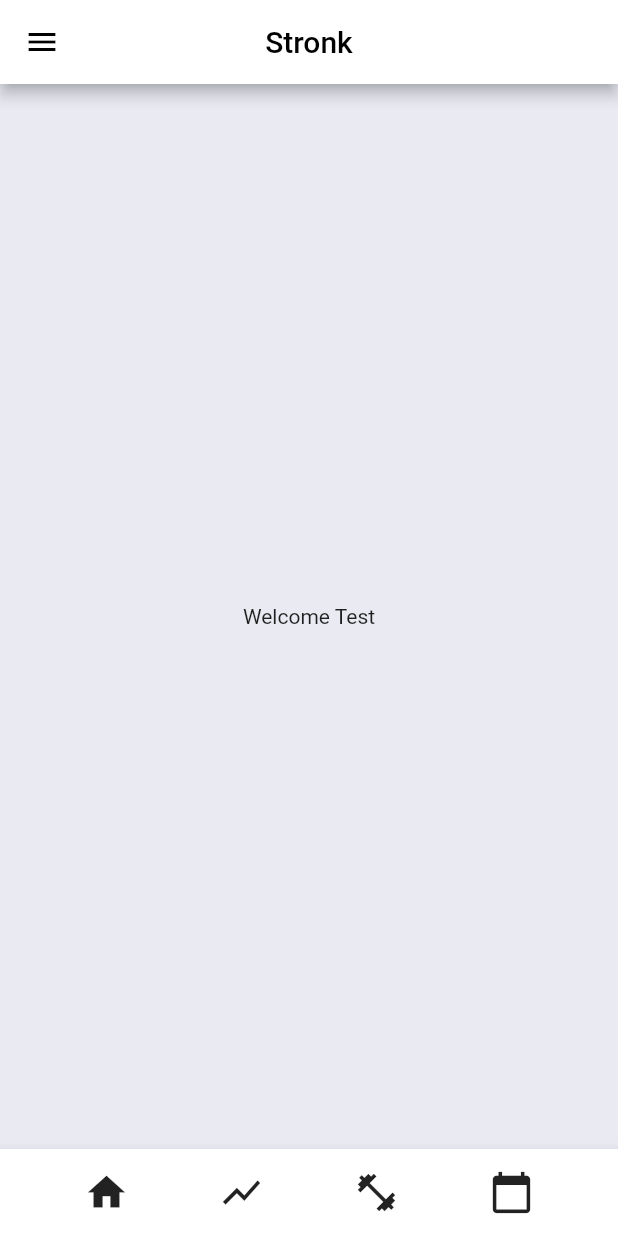
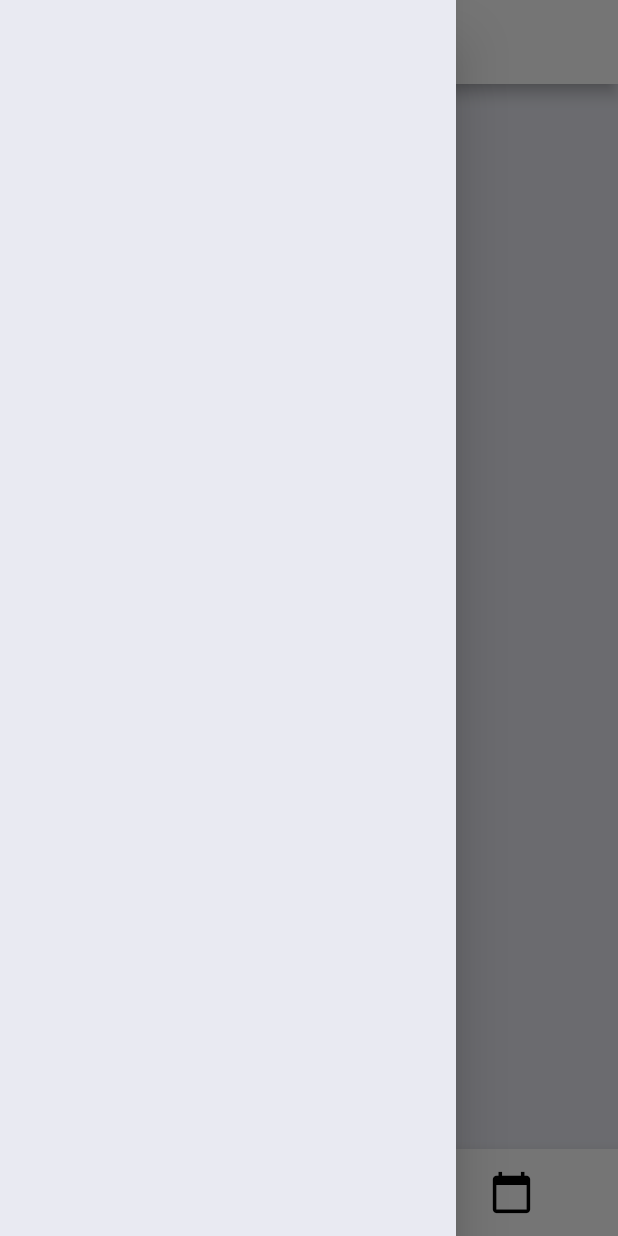
Before and after one commit to brixBoi/data_driven_fitness_app, a Flutter app: the screen it shows after launch, with the side drawer open (before the commit the screen has no drawer), on a phone screen of 412 x 824 dp. Run offline on Flutter 3.47's test engine with Material 2 defaults, Android fonts, the phone set to English and light mode, and no system bars; missing offline and left inert: flutter_auth_buttons; accounts and stored records are empty.

Commit message:
+ Redesigned app structure     + Now using tab navigation for dashboard instead of global nav     + Added blue highlight for selected buttons     - New navigation removes irritating animations

```diff
--- a/lib/custom_widgets/bottom_navbar.dart
+++ /dev/null
@@ -1,53 +0,0 @@
-import 'package:data_driven_fitness_app/screens/history_screen.dart';
-import 'package:data_driven_fitness_app/screens/homescreen.dart';
-import 'package:data_driven_fitness_app/screens/stats_screen.dart';
-import 'package:data_driven_fitness_app/screens/workout_screen.dart';
-import 'package:flutter/material.dart';
-
-class NavBarButton extends StatelessWidget {
-
-  NavBarButton(this._icondata, this._route);
-
-  IconData _icondata;
-  double _size = 30;
-  String _route;
-
-  @override
-  Widget build(BuildContext context) {
-    return IconButton(
-      icon: Icon(
-        _icondata,
-        size: _size,
-      ),
-      onPressed: () {
-        Navigator.pushNamed(context, _route);
-      },
-    );
-  }
-}
-
-
-class BottomNavBar extends StatelessWidget {
-  const BottomNavBar({
-    Key key,
-  }) : super(key: key);
-
-  @override
-  Widget build(BuildContext context) {
-    return BottomAppBar(
-      child: Container(
-        padding: EdgeInsets.all(5),
-        child: Row(
-          mainAxisAlignment: MainAxisAlignment.spaceEvenly,
-          children: <Widget>[
-            NavBarButton(Icons.home, HomeScreen.routeName),
-            NavBarButton(Icons.show_chart, StatsScreen.routeName),
-            NavBarButton(Icons.fitness_center, WorkoutScreen.routeName),
-            NavBarButton(Icons.calendar_today, HistoryScreen.routeName),
-
-          ],
-        ),
-      ),
-    );
-  }
-}
--- a/lib/logic/model/application_variables/user_data.dart
+++ b/lib/logic/model/application_variables/user_data.dart
@@ -4,7 +4,7 @@ import 'package:flutter/cupertino.dart';
 class UserData extends ChangeNotifier {
   //TODO: Initialize user data from database properties
   UserData() {
-    loggedInUser = User.blank(1, "testuser@email.com", "Test", "User", 188, 87);
+    loggedInUser = User.blank(1, "testuser@email.com", "Zach", "User", 188, 87);
     userLoggedIn = true;
   }
 
--- a/lib/main.dart
+++ b/lib/main.dart
@@ -1,32 +1,36 @@
 import 'package:data_driven_fitness_app/constants.dart';
 import 'package:data_driven_fitness_app/logic/model/application_variables/ApplicationManager.dart';
+import 'package:data_driven_fitness_app/logic/model/application_variables/application_data.dart';
 import 'package:data_driven_fitness_app/logic/model/application_variables/user_data.dart';
-import 'package:data_driven_fitness_app/screens/history_screen.dart';
+import 'package:data_driven_fitness_app/screens/dashboard/dashboard.dart';
 import 'package:data_driven_fitness_app/screens/login_signup_screen.dart';
-import 'package:data_driven_fitness_app/screens/stats_screen.dart';
-import 'package:data_driven_fitness_app/screens/workout_screen.dart';
+import 'package:flutter/cupertino.dart';
 import 'package:flutter/material.dart';
 import 'package:provider/provider.dart';
-
-import 'screens/homescreen.dart';
 
 void main() => runApp(MyApp());
 
 UserData userData = UserData();
-ApplicationManager appManager = ApplicationManager(userData);
+ApplicationData applicationData = ApplicationData();
+ApplicationManager appManager = ApplicationManager(userData, applicationData);
 
-class MyApp extends StatelessWidget {
+class MyApp extends StatefulWidget {
+  @override
+  _MyAppState createState() => _MyAppState();
+}
+
+class _MyAppState extends State<MyApp> {
   @override
   Widget build(BuildContext context) {
-    return ChangeNotifierProvider(
-      builder: (context) => userData,
+    return MultiProvider(
+      providers: [
+        ChangeNotifierProvider(create: (context) => userData),
+        ChangeNotifierProvider(create: (context) => appManager),
+      ],
       child: MaterialApp(
         routes: {
-          HomeScreen.routeName: (context) => HomeScreen(),
+          Dashboard.routeName: (context) => Dashboard(),
           LoginSignupScreen.routeName: (context) => LoginSignupScreen(),
-          StatsScreen.routeName: (context) => StatsScreen(),
-          WorkoutScreen.routeName: (context) => WorkoutScreen(),
-          HistoryScreen.routeName: (context) => HistoryScreen()
         },
         initialRoute: appManager.getInitialRoute(),
         theme: Constants.kappLightTheme,
--- /dev/null
+++ b/lib/screens/dashboard/dashboard.dart
@@ -0,0 +1,61 @@
+import 'package:data_driven_fitness_app/screens/dashboard/history_screen.dart';
+import 'package:data_driven_fitness_app/screens/dashboard/homescreen.dart';
+import 'package:data_driven_fitness_app/screens/dashboard/navbar/bottom_navbar.dart';
+import 'package:data_driven_fitness_app/screens/dashboard/stats_screen.dart';
+import 'package:data_driven_fitness_app/screens/dashboard/workout_screen.dart';
+import 'package:flutter/material.dart';
+
+enum DashboardTabItem { HOME, STATS, WORKOUT, HISTORY }
+
+class Dashboard extends StatefulWidget {
+  static const String routeName = "dashboard";
+
+  Dashboard({Key key}) : super(key: key);
+
+  @override
+  _DashboardState createState() => _DashboardState();
+}
+
+class _DashboardState extends State<Dashboard> {
+  final GlobalKey<ScaffoldState> _scaffoldKey = new GlobalKey<ScaffoldState>();
+  var screens = {
+    DashboardTabItem.HOME: HomeScreen(),
+    DashboardTabItem.STATS: StatsScreen(),
+    DashboardTabItem.WORKOUT: WorkoutScreen(),
+    DashboardTabItem.HISTORY: HistoryScreen(),
+  };
+  DashboardTabItem currentTab = DashboardTabItem.HOME;
+
+  @override
+  Widget build(BuildContext context) {
+    return Scaffold(
+      key: _scaffoldKey,
+      appBar: AppBar(
+        centerTitle: true,
+        title: Text("Stronk"),
+        leading: IconButton(
+          icon: Icon(Icons.menu),
+          onPressed: () => _scaffoldKey.currentState.openDrawer(),
+        ),
+      ),
+      body: _buildBody(),
+      bottomNavigationBar: BottomNavBar(
+        currentTab,
+        _selectTab,
+      ),
+      drawer: Drawer(),
+    );
+  }
+
+  Widget _buildBody() {
+    return screens[currentTab];
+  }
+
+  Function _selectTab(DashboardTabItem buttonTab) {
+    if (currentTab != buttonTab) {
+      setState(() {
+        currentTab = buttonTab;
+      });
+    }
+  }
+}
--- /dev/null
+++ b/lib/screens/dashboard/homescreen.dart
@@ -0,0 +1,35 @@
+import 'package:data_driven_fitness_app/screens/dashboard/dashboard.dart';
+import 'package:data_driven_fitness_app/screens/dashboard/navbar/navbar_constants.dart';
+import 'package:flutter/material.dart';
+
+/// Dashboard user sees open app startup
+class HomeScreen extends StatefulWidget {
+  static final DashboardTabItem tab = DashboardTabItem.HOME;
+  @override
+  _HomeScreenState createState() => _HomeScreenState();
+
+  static IconButton getTabButton(
+      BuildContext context, DashboardTabItem currentTab, Function onPress) {
+    Color color =
+        (currentTab == tab) ? Theme.of(context).accentColor : Colors.black;
+    return IconButton(
+      icon: Icon(
+        Icons.home,
+        color: color,
+        size: NavbarConstants.size,
+      ),
+      onPressed: () {
+        onPress(tab);
+      },
+    );
+  }
+}
+
+class _HomeScreenState extends State<HomeScreen> {
+  @override
+  Widget build(BuildContext context) {
+    return Center(
+      child: Text('Home Screen'),
+    );
+  }
+}
--- /dev/null
+++ b/lib/screens/dashboard/navbar/bottom_navbar.dart
@@ -0,0 +1,35 @@
+import 'package:data_driven_fitness_app/screens/dashboard/dashboard.dart';
+import 'package:data_driven_fitness_app/screens/dashboard/history_screen.dart';
+import 'package:data_driven_fitness_app/screens/dashboard/homescreen.dart';
+import 'package:data_driven_fitness_app/screens/dashboard/stats_screen.dart';
+import 'package:flutter/material.dart';
+
+import '../workout_screen.dart';
+
+class BottomNavBar extends StatelessWidget {
+  final DashboardTabItem _currentTab;
+  final Function _selectTab;
+  const BottomNavBar(
+    this._currentTab,
+    this._selectTab, {
+    Key key,
+  }) : super(key: key);
+
+  @override
+  Widget build(BuildContext context) {
+    return BottomAppBar(
+      child: Container(
+        padding: EdgeInsets.all(5),
+        child: Row(
+          mainAxisAlignment: MainAxisAlignment.spaceEvenly,
+          children: <Widget>[
+            HomeScreen.getTabButton(context, _currentTab, _selectTab),
+            StatsScreen.getTabButton(context, _currentTab, _selectTab),
+            WorkoutScreen.getTabButton(context, _currentTab, _selectTab),
+            HistoryScreen.getTabButton(context, _currentTab, _selectTab),
+          ],
+        ),
+      ),
+    );
+  }
+}
--- /dev/null
+++ b/lib/screens/dashboard/navbar/navbar_constants.dart
@@ -0,0 +1,3 @@
+class NavbarConstants {
+  static const double size = 30;
+}
--- a/lib/screens/homescreen.dart
+++ /dev/null
@@ -1,40 +0,0 @@
-import 'package:data_driven_fitness_app/custom_widgets/bottom_navbar.dart';
-import 'package:data_driven_fitness_app/logic/model/application_variables/user_data.dart';
-import 'package:data_driven_fitness_app/screens/history_screen.dart';
-import 'package:data_driven_fitness_app/screens/stats_screen.dart';
-import 'package:data_driven_fitness_app/screens/workout_screen.dart';
-import 'package:flutter/material.dart';
-import 'package:provider/provider.dart';
-
-/// Dashboard user sees open app startup
-class HomeScreen extends StatefulWidget {
-  // Constant for route navigation
-  static final String routeName = "/";
-
-  @override
-  _HomeScreenState createState() => _HomeScreenState();
-}
-
-class _HomeScreenState extends State<HomeScreen> {
-  @override
-  Widget build(BuildContext context) {
-    return Scaffold(
-      appBar: AppBar(
-        centerTitle: true,
-        title: Text("Stronk"),
-        leading: IconButton(
-          icon: Icon(Icons.menu),
-          onPressed: () {
-            print("beep");
-          },
-        ),
-      ),
-      body: Center(
-        child: Text(
-          "Welcome " + Provider.of<UserData>(context).loggedInUser.firstName,
-        ),
-      ),
-      bottomNavigationBar: BottomNavBar(),
-    );
-  }
-}
--- a/lib/screens/login_signup_screen.dart
+++ b/lib/screens/login_signup_screen.dart
@@ -3,7 +3,7 @@ import 'package:flutter/rendering.dart';
 import 'package:flutter_auth_buttons/flutter_auth_buttons.dart';
 
 class LoginSignupScreen extends StatelessWidget {
-  static final String routeName = "/login_signup_screen";
+  static const String routeName = "/login_signup_screen";
 
   @override
   Widget build(BuildContext context) {
--- a/pubspec.yaml
+++ b/pubspec.yaml
@@ -21,6 +21,7 @@ dependencies:
     sdk: flutter
   provider: ^3.0.0+1
   flutter_auth_buttons: ^0.10.0
+  page_transition: "^1.1.6"
 
   # The following adds the Cupertino Icons font to your application.
   # Use with the CupertinoIcons class for iOS style icons.
```
Also changed, not shown: lib/logic/model/application_variables/ApplicationManager.dart (+7 -5 lines), lib/logic/model/application_variables/application_data.dart (added, +7 -0 lines), lib/screens/dashboard/history_screen.dart (added, +37 -0 lines), lib/screens/dashboard/stats_screen.dart (added, +38 -0 lines), lib/screens/dashboard/workout_screen.dart (added, +38 -0 lines), lib/screens/history_screen.dart (deleted, +0 -17 lines), lib/screens/stats_screen.dart (deleted, +0 -17 lines), lib/screens/workout_screen.dart (deleted, +0 -17 lines), pubspec.lock.
